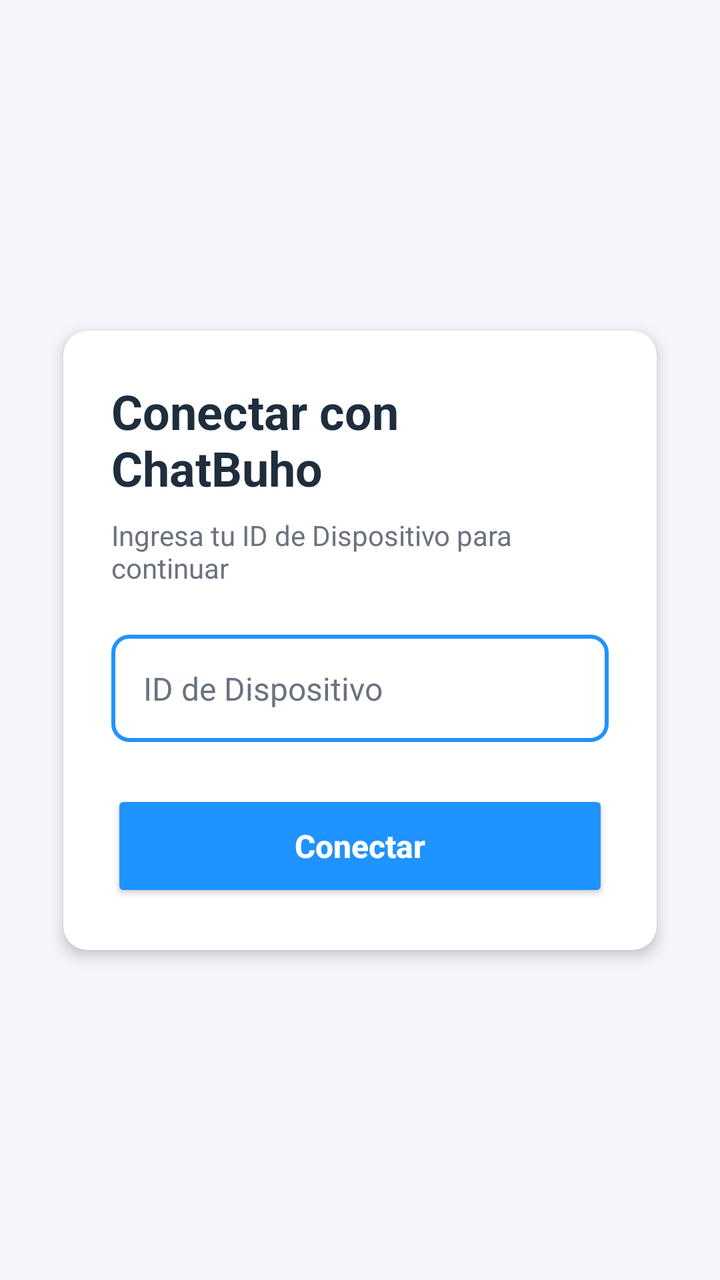
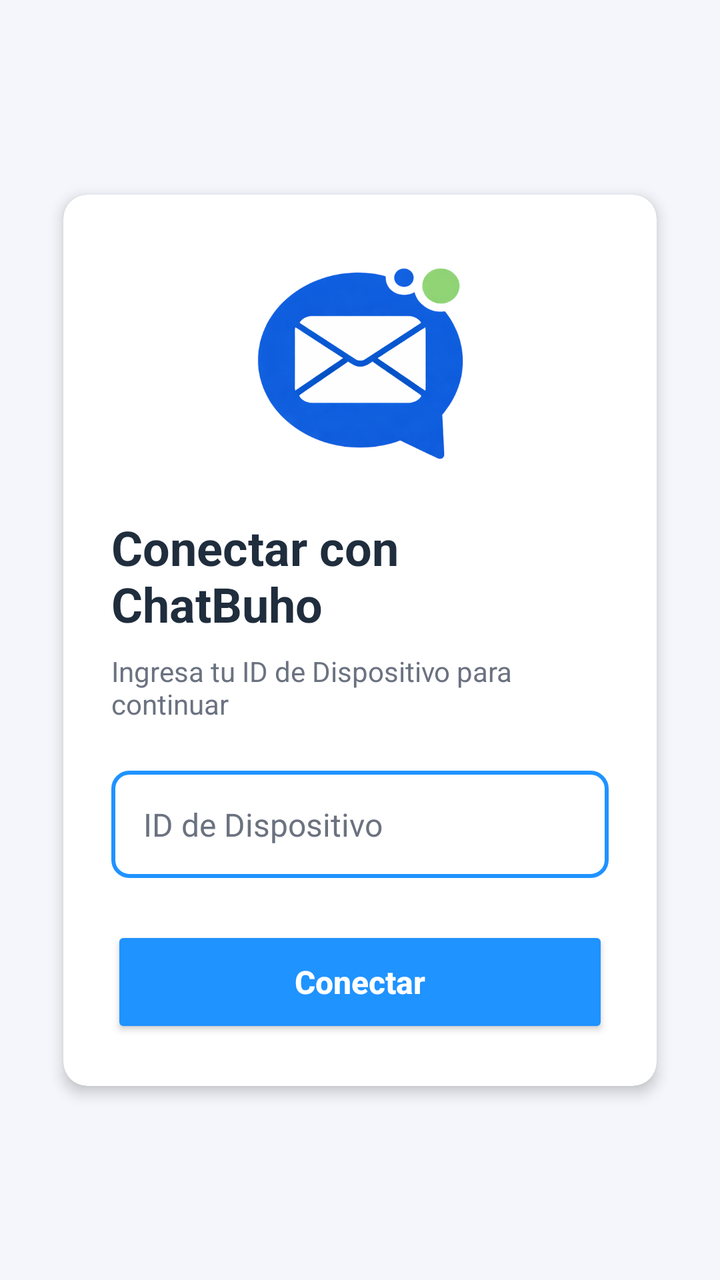

Two renders of the same Android screen: before a commit and after it. Below are the layout's source before the change and the commit's diff.
<!-- AndroidManifest.xml: activity theme Theme.AppCompat.Light.NoActionBar -->
<!-- res/layout/activity_login.xml -->
<?xml version="1.0" encoding="utf-8"?>
<androidx.constraintlayout.widget.ConstraintLayout
    xmlns:android="http://schemas.android.com/apk/res/android"
    xmlns:app="http://schemas.android.com/apk/res-auto"
    android:layout_width="match_parent"
    android:layout_height="match_parent"
    android:background="@color/chatwoot_background">

    <androidx.cardview.widget.CardView
        android:id="@+id/login_card"
        android:layout_width="0dp"
        android:layout_height="wrap_content"
        android:layout_margin="24dp"
        app:cardBackgroundColor="@color/chatwoot_card"
        app:cardCornerRadius="12dp"
        app:cardElevation="4dp"
        app:cardUseCompatPadding="true"
        app:layout_constraintTop_toTopOf="parent"
        app:layout_constraintBottom_toBottomOf="parent"
        app:layout_constraintStart_toStartOf="parent"
        app:layout_constraintEnd_toEndOf="parent">

        <LinearLayout
            android:orientation="vertical"
            android:layout_width="match_parent"
            android:layout_height="wrap_content"
            android:padding="24dp">

            <TextView
                android:id="@+id/text_login_title"
                android:layout_width="wrap_content"
                android:layout_height="wrap_content"
                android:text="Conectar con ChatBuho"
                android:textStyle="bold"
                android:textSize="24sp"
                android:textColor="@color/chatwoot_text_primary" />

            <TextView
                android:id="@+id/text_login_subtitle"
                android:layout_width="wrap_content"
                android:layout_height="wrap_content"
                android:layout_marginTop="8dp"
                android:text="Ingresa tu ID de Dispositivo para continuar"
                android:textSize="14sp"
                android:textColor="@color/chatwoot_text_secondary" />

            <EditText
                android:id="@+id/api_key_input"
                android:layout_width="match_parent"
                android:layout_height="wrap_content"
                android:layout_marginTop="12dp"
                android:hint="API Key"
                android:inputType="text"
                android:background="@drawable/rounded_edittext"
                android:padding="12dp"
                android:visibility="gone" />

            <EditText
                android:id="@+id/site_url_input"
                android:layout_width="match_parent"
                android:layout_height="wrap_content"
                android:layout_marginTop="12dp"
                android:hint="Site URL"
                android:inputType="textUri"
                android:background="@drawable/rounded_edittext"
                android:padding="12dp"
                android:visibility="gone" />

            <EditText
                android:id="@+id/device_id_input"
                android:layout_width="match_parent"
                android:layout_height="wrap_content"
                android:layout_marginTop="24dp"
                android:hint="ID de Dispositivo"
                android:inputType="text"
                android:background="@drawable/rounded_edittext"
                android:padding="16dp"
                android:textSize="16sp"
                android:textColor="@color/chatwoot_text_primary"
                android:textColorHint="@color/chatwoot_text_secondary" />

            <Button
                android:id="@+id/connect_button"
                android:layout_width="match_parent"
                android:layout_height="56dp"
                android:layout_marginTop="24dp"
                android:padding="16dp"
                android:text="Conectar"
                android:textAllCaps="false"
                android:textSize="16sp"
                android:textStyle="bold"
                android:backgroundTint="@color/chatwoot_primary"
                android:textColor="@color/white" />

        </LinearLayout>
    </androidx.cardview.widget.CardView>
</androidx.constraintlayout.widget.ConstraintLayout>
<!-- resources referenced by this layout -->
<resources>
  <color name="chatwoot_background">#f4f6fb</color>
  <color name="chatwoot_card">#FFFFFF</color>
  <color name="chatwoot_primary">#1f93ff</color>
  <color name="chatwoot_text_primary">#1f2d3d</color>
  <color name="chatwoot_text_secondary">#6B7280</color>
  <color name="white">#FFFFFFFF</color>
  <!-- drawable rounded_edittext (drawable) -->
  <shape xmlns:android="http://schemas.android.com/apk/res/android"
      android:shape="rectangle">
      <solid android:color="@color/chatwoot_card" />
      <corners android:radius="8dp" />
      <stroke android:width="2dp" android:color="@color/chatwoot_primary" />
  </shape>
</resources>

<!-- the commit's change to res/layout/activity_login.xml (unified diff, before → after) -->
@@ -25,6 +25,16 @@
             android:layout_width="match_parent"
             android:layout_height="wrap_content"
             android:padding="24dp">
+
+            <ImageView
+                android:layout_width="120dp"
+                android:layout_height="120dp"
+                android:layout_gravity="center_horizontal"
+                android:layout_marginBottom="16dp"
+                android:src="@drawable/buhotext_logo"
+                android:adjustViewBounds="true"
+                android:scaleType="fitCenter"
+                android:contentDescription="BuhoText logo" />
 
             <TextView
                 android:id="@+id/text_login_title"
<!-- resource entries referenced after the edit -->
@@ -6,6 +6,7 @@
   <color name="chatwoot_text_primary">#1f2d3d</color>
   <color name="chatwoot_text_secondary">#6B7280</color>
   <color name="white">#FFFFFFFF</color>
+  <!-- drawable buhotext_logo: png bitmap (drawable, 120622 bytes) -->
   <!-- drawable rounded_edittext (drawable) -->
   <shape xmlns:android="http://schemas.android.com/apk/res/android"
       android:shape="rectangle">
